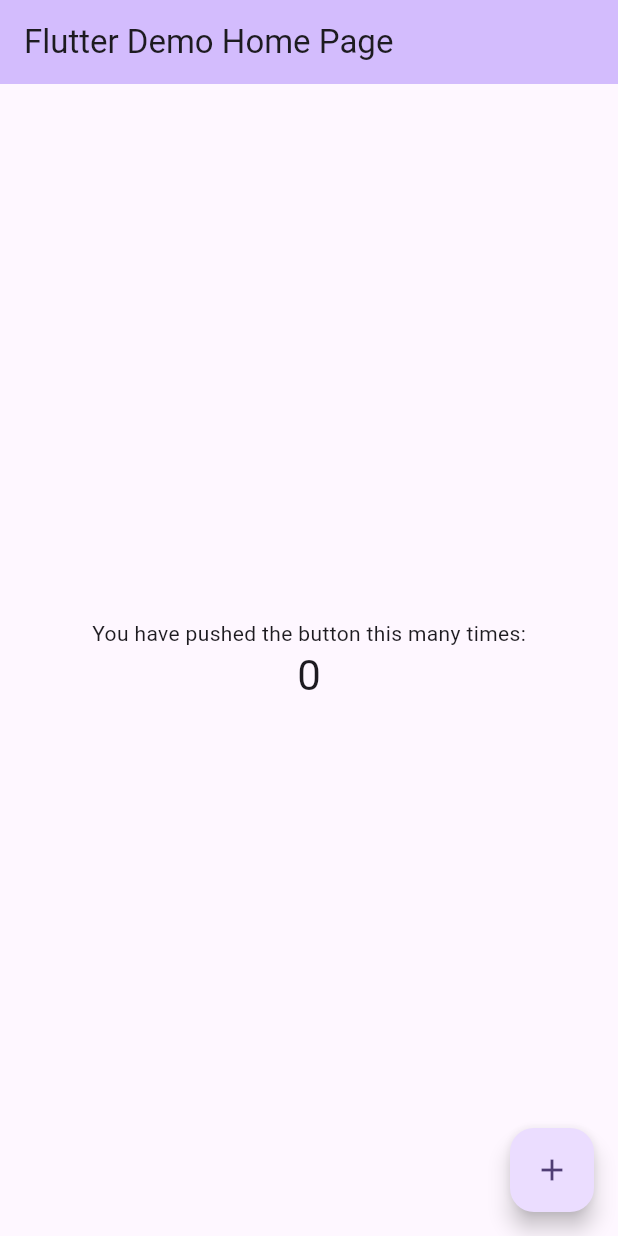
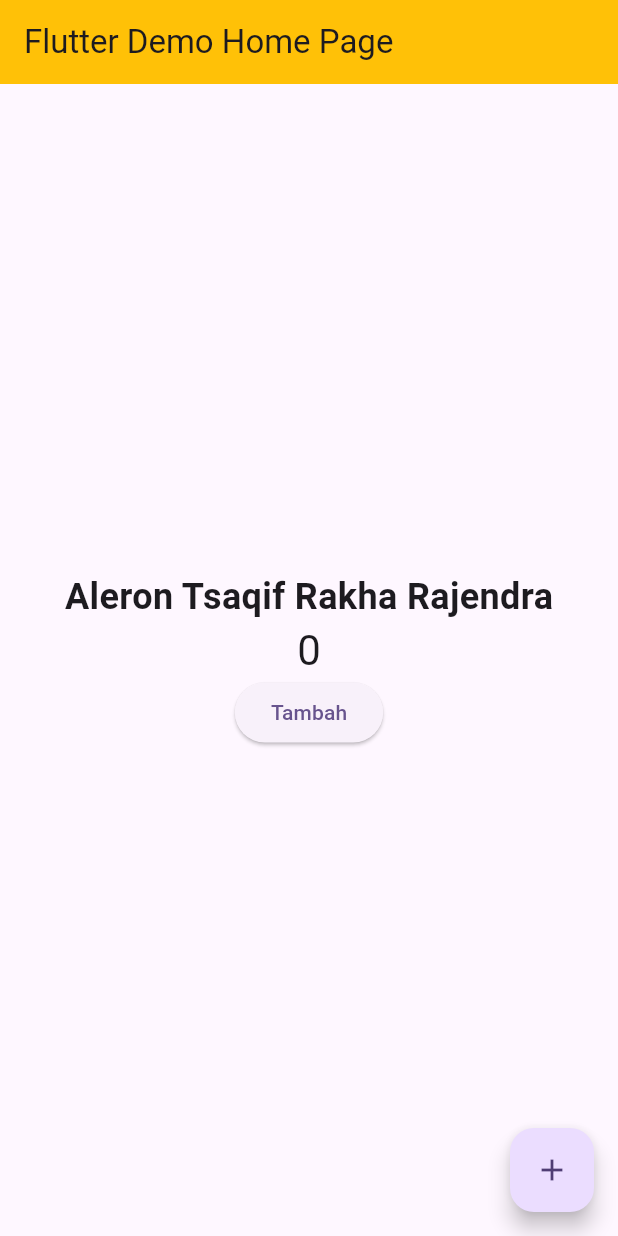
Before and after one commit to Alerakha/flutter-fundamental-part1, a Flutter app: the screen it shows after launch, on a phone screen of 412 x 824 dp. Run offline on Flutter 3.47's test engine with Material 3 defaults, Android fonts, the phone set to English and light mode, and no system bars.

```diff
--- a/lib/main.dart
+++ b/lib/main.dart
@@ -81,7 +81,8 @@ class _MyHomePageState extends State<MyHomePage> {
         // TRY THIS: Try changing the color here to a specific color (to
         // Colors.amber, perhaps?) and trigger a hot reload to see the AppBar
         // change color while the other colors stay the same.
-        backgroundColor: Theme.of(context).colorScheme.inversePrimary,
+        // backgroundColor: Theme.of(context).colorScheme.inversePrimary,
+        backgroundColor: Colors.amber,
         // Here we take the value from the MyHomePage object that was created by
         // the App.build method, and use it to set our appbar title.
         title: Text(widget.title),
@@ -106,11 +107,20 @@ class _MyHomePageState extends State<MyHomePage> {
           mainAxisAlignment: MainAxisAlignment.center,
           children: <Widget>[
             const Text(
-              'You have pushed the button this many times:',
+              'Aleron Tsaqif Rakha Rajendra',
+              style: TextStyle(fontSize: 24, fontWeight: FontWeight.bold),
             ),
             Text(
               '$_counter',
               style: Theme.of(context).textTheme.headlineMedium,
+            ),
+            ElevatedButton(
+              onPressed: () {
+                setState(() {
+                  _counter++; // Menambah nilai counter saat tombol ditekan
+                });
+              },
+              child: const Text('Tambah'),
             ),
           ],
         ),
```
Also changed, not shown: images/image.png (added), 1 other file.
